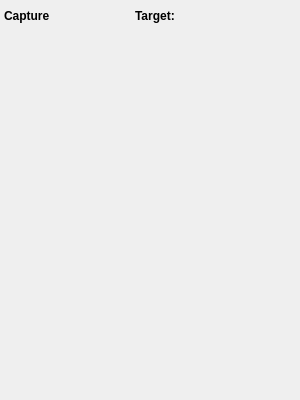
KDE/kstars, file kstars/ekos/capture/capturepreviewwidget.ui: the form before one commit.
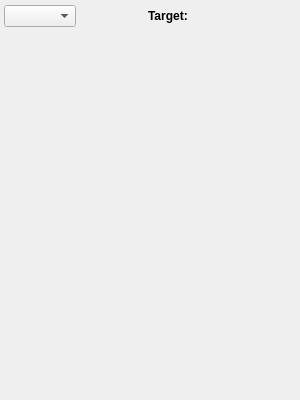
The form after the commit. Custom widgets are drawn as their Qt base class.

Commit message:
Multiple cameras | step 8
Exploration how to create the option to add additional cameras, in a first step without any scheduler integration.

```diff
--- a/kstars/ekos/capture/capturepreviewwidget.ui
+++ b/kstars/ekos/capture/capturepreviewwidget.ui
@@ -54,7 +54,7 @@
     <number>4</number>
    </property>
    <item>
-    <layout class="QHBoxLayout" name="captureStatusLayout" stretch="0,1,0,0,1,0">
+    <layout class="QHBoxLayout" name="captureStatusLayout" stretch="1,1,0,0,1,0">
      <property name="spacing">
       <number>2</number>
      </property>
@@ -62,23 +62,7 @@
       <number>4</number>
      </property>
      <item>
-      <widget class="QLabel" name="titleLabel">
-       <property name="minimumSize">
-        <size>
-         <width>0</width>
-         <height>24</height>
-        </size>
-       </property>
-       <property name="mouseTracking">
-        <bool>true</bool>
-       </property>
-       <property name="styleSheet">
-        <string notr="true">font-weight:bold;</string>
-       </property>
-       <property name="text">
-        <string>Capture</string>
-       </property>
-      </widget>
+      <widget class="QComboBox" name="cameraSelectionCB"/>
      </item>
      <item>
       <spacer name="horizontalSpacer_2">
```
The commit also changes 21 other files.
